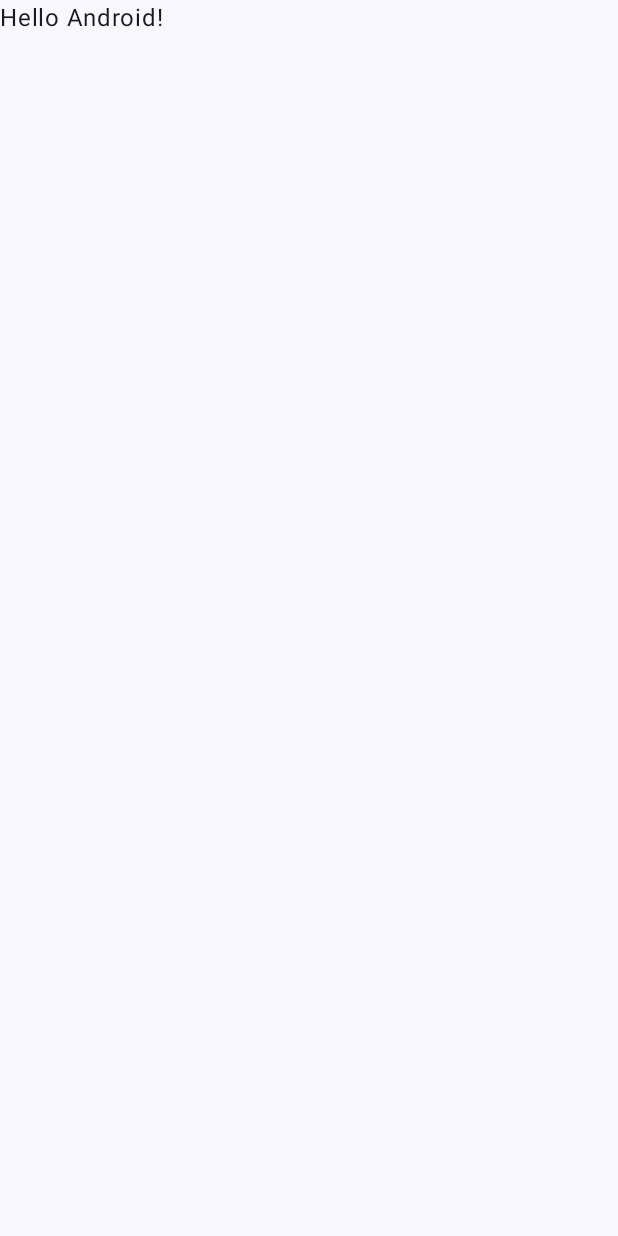
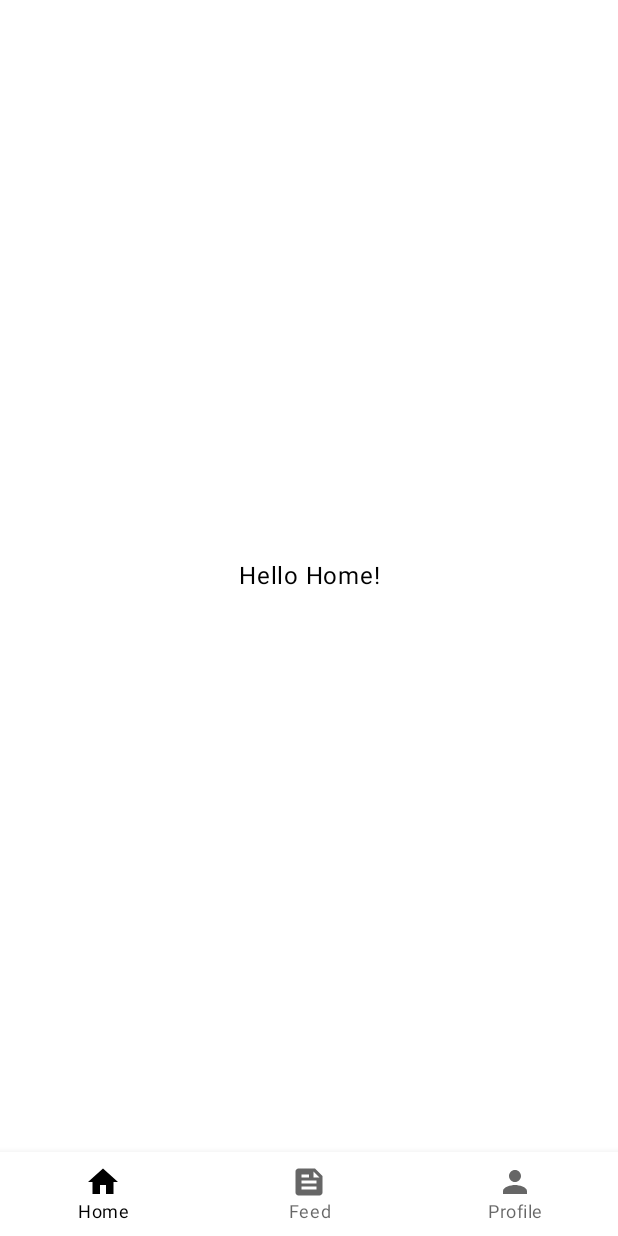
Before and after one commit to namanh11611/ComposeBase, an Android app built with Jetpack Compose: the screen it shows after launch (MainActivity), on a phone screen of 412 x 824 dp. Before the commit the screen is almost empty. Run offline under Robolectric (Android 15) with nearby library versions, the phone set to English and light mode, and no system bars; our stand-ins replace Dagger/Hilt's generated code.

Commit message:
Add Bottom navigation

```diff
--- a/app/build.gradle
+++ b/app/build.gradle
@@ -58,12 +58,16 @@ dependencies {
 
     implementation 'androidx.core:core-ktx:1.8.0'
     implementation 'androidx.lifecycle:lifecycle-runtime-ktx:2.5.0'
+    implementation "com.google.android.material:material:1.6.1"
 
     // Jetpack compose
     implementation 'androidx.activity:activity-compose:1.5.0'
     implementation "androidx.compose.ui:ui:$composeVersion"
+    implementation "androidx.compose.material:material:$composeVersion"
+    implementation "androidx.compose.material:material-icons-extended:$composeVersion"
     implementation 'androidx.compose.material3:material3:1.0.0-alpha14'
     implementation "androidx.compose.ui:ui-tooling-preview:$composeVersion"
+    implementation "androidx.navigation:navigation-compose:2.5.0"
 
     // Room
     implementation "androidx.room:room-runtime:$roomVersion"
--- a/app/src/main/java/com/namanh/composebase/MainActivity.kt
+++ b/app/src/main/java/com/namanh/composebase/MainActivity.kt
@@ -3,13 +3,23 @@ package com.namanh.composebase
 import android.os.Bundle
 import androidx.activity.ComponentActivity
 import androidx.activity.compose.setContent
+import androidx.compose.foundation.layout.Column
 import androidx.compose.foundation.layout.fillMaxSize
-import androidx.compose.material3.MaterialTheme
-import androidx.compose.material3.Surface
+import androidx.compose.foundation.layout.padding
+import androidx.compose.foundation.layout.wrapContentSize
+import androidx.compose.material.Scaffold
 import androidx.compose.material3.Text
 import androidx.compose.runtime.Composable
+import androidx.compose.ui.Alignment
 import androidx.compose.ui.Modifier
+import androidx.compose.ui.text.style.TextAlign
 import androidx.compose.ui.tooling.preview.Preview
+import androidx.navigation.NavHostController
+import androidx.navigation.compose.NavHost
+import androidx.navigation.compose.composable
+import androidx.navigation.compose.rememberNavController
+import com.namanh.composebase.model.Tab
+import com.namanh.composebase.ui.components.ComposeBaseBottomNavigation
 import com.namanh.composebase.ui.theme.ComposeBaseTheme
 import dagger.hilt.android.AndroidEntryPoint
 
@@ -18,28 +28,67 @@ class MainActivity : ComponentActivity() {
     override fun onCreate(savedInstanceState: Bundle?) {
         super.onCreate(savedInstanceState)
         setContent {
-            ComposeBaseTheme {
-                // A surface container using the 'background' color from the theme
-                Surface(
-                    modifier = Modifier.fillMaxSize(),
-                    color = MaterialTheme.colorScheme.background
-                ) {
-                    Greeting("Android")
-                }
+            ComposeBaseApp()
+        }
+    }
+}
+
+@Composable
+fun ComposeBaseApp() {
+    ComposeBaseTheme {
+        val navController = rememberNavController()
+
+        Scaffold(
+            bottomBar = {
+                ComposeBaseBottomNavigation(navController, Modifier)
             }
+        ) { padding ->
+            ComposeBaseNavHost(navController, Modifier.padding(padding))
+        }
+    }
+}
+
+@Composable
+fun ComposeBaseNavHost(navController: NavHostController, modifier: Modifier) {
+    NavHost(
+        navController = navController,
+        startDestination = Tab.Home.route,
+        modifier = modifier
+    ) {
+        composable(Tab.Home.route) {
+            Greeting(name = Tab.Home.name)
+        }
+        composable(Tab.Feed.route) {
+            Greeting(name = Tab.Feed.name)
+        }
+        composable(Tab.Profile.route) {
+            Greeting(name = Tab.Profile.name)
         }
     }
 }
 
 @Composable
 fun Greeting(name: String) {
-    Text(text = "Hello $name!")
+    Column(
+        modifier = Modifier
+            .fillMaxSize()
+            .wrapContentSize(Alignment.Center)
+    ) {
+        Text(
+            text = "Hello $name!",
+            textAlign = TextAlign.Center
+        )
+    }
+}
+
+@Preview(showBackground = true)
+@Composable
+fun GreetingPreview() {
+    Greeting(name = "Henry")
 }
 
 @Preview(showBackground = true)
 @Composable
 fun DefaultPreview() {
-    ComposeBaseTheme {
-        Greeting("Android")
-    }
+    ComposeBaseApp()
 }
--- /dev/null
+++ b/app/src/main/java/com/namanh/composebase/model/Tab.kt
@@ -0,0 +1,20 @@
+package com.namanh.composebase.model
+
+import androidx.compose.material.icons.Icons
+import androidx.compose.material.icons.filled.Feed
+import androidx.compose.material.icons.filled.Home
+import androidx.compose.material.icons.filled.Person
+import androidx.compose.ui.graphics.vector.ImageVector
+import com.namanh.composebase.R
+
+object Route {
+    const val HOME = "home"
+    const val FEED = "feed"
+    const val PROFILE = "profile"
+}
+
+enum class Tab(val route: String, val icon: ImageVector, val titleId: Int) {
+    Home(Route.HOME, Icons.Default.Home, R.string.tab_home),
+    Feed(Route.FEED, Icons.Default.Feed, R.string.tab_feed),
+    Profile(Route.PROFILE, Icons.Default.Person, R.string.tab_profile),
+}
--- /dev/null
+++ b/app/src/main/java/com/namanh/composebase/ui/components/ComposeBaseBottomNavigation.kt
@@ -0,0 +1,38 @@
+package com.namanh.composebase.ui.components
+
+import androidx.compose.material.BottomNavigation
+import androidx.compose.material.BottomNavigationItem
+import androidx.compose.material.Icon
+import androidx.compose.material.MaterialTheme
+import androidx.compose.material.Text
+import androidx.compose.runtime.Composable
+import androidx.compose.ui.Modifier
+import androidx.compose.ui.res.stringResource
+import androidx.navigation.NavController
+import androidx.navigation.compose.currentBackStackEntryAsState
+import com.namanh.composebase.model.Tab
+
+@Composable
+fun ComposeBaseBottomNavigation(navController: NavController, modifier: Modifier) {
+    val tabs = Tab.values().toList()
+    val backStackEntry = navController.currentBackStackEntryAsState()
+    val currentRoute = backStackEntry.value?.destination?.route
+
+    BottomNavigation(
+        backgroundColor = MaterialTheme.colors.background,
+        modifier = modifier
+    ) {
+        tabs.forEach {
+            BottomNavigationItem(
+                icon = {
+                    Icon(imageVector = it.icon, contentDescription = null)
+                },
+                label = {
+                    Text(text = stringResource(id = it.titleId))
+                },
+                selected = currentRoute == it.route,
+                onClick = { navController.navigate(it.route) }
+            )
+        }
+    }
+}
--- a/app/src/main/res/values/strings.xml
+++ b/app/src/main/res/values/strings.xml
@@ -1,3 +1,7 @@
 <resources>
     <string name="app_name">ComposeBase</string>
+
+    <string name="tab_home">Home</string>
+    <string name="tab_feed">Feed</string>
+    <string name="tab_profile">Profile</string>
 </resources>
```
